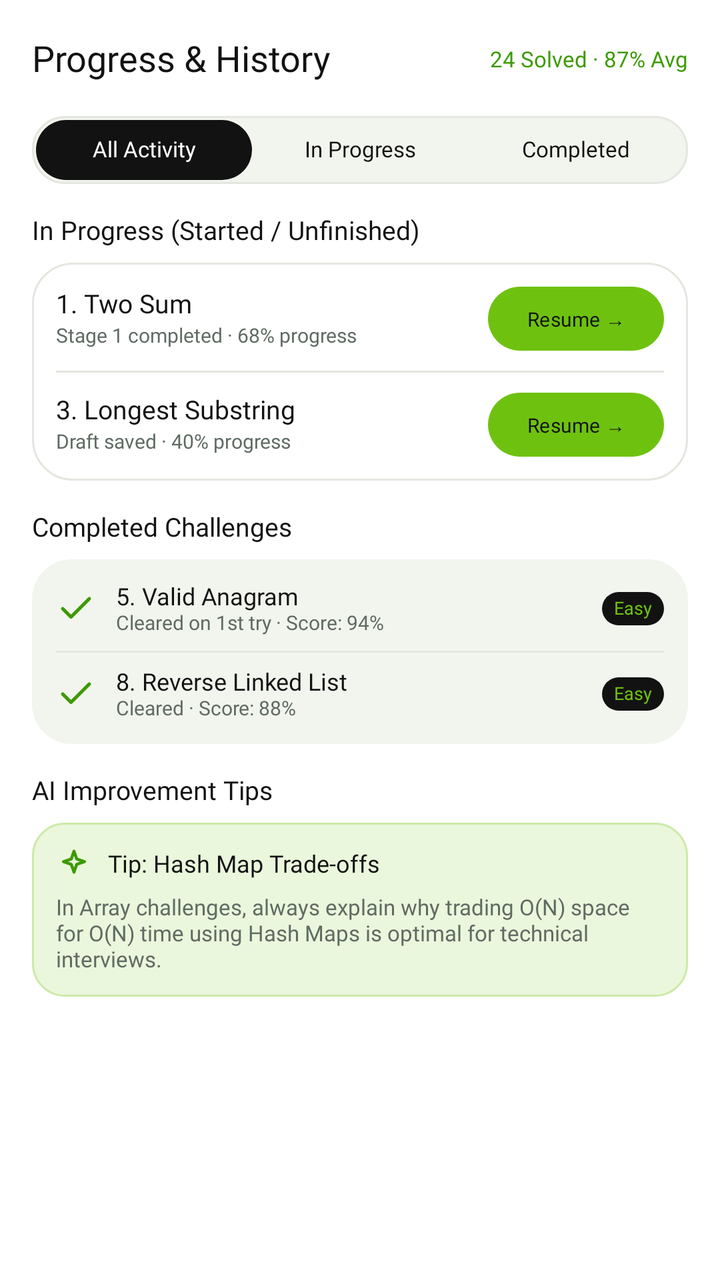
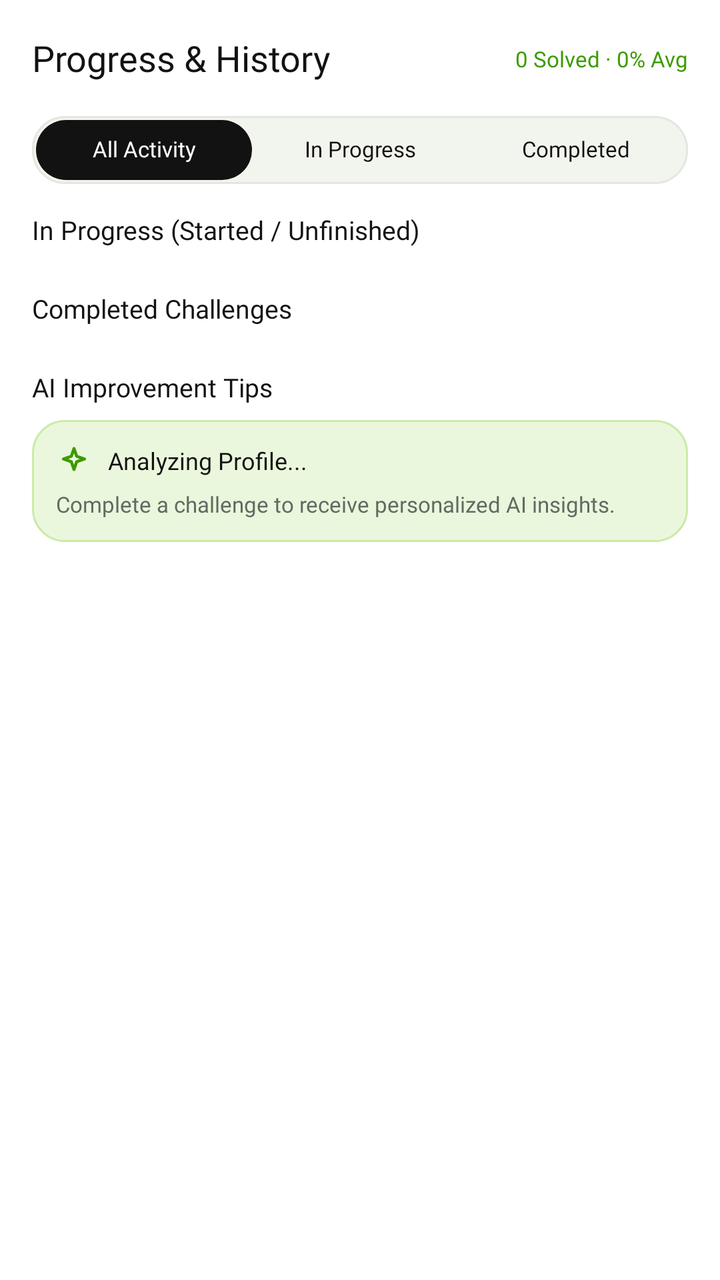

An Android layout rendered at two revisions. The XML below is the earlier revision; the diff shows what the commit changed to produce the second picture.
<!-- AndroidManifest.xml: application theme Theme.CodeBridge -->
<!-- res/layout/fragment_progress.xml -->
<androidx.core.widget.NestedScrollView xmlns:android="http://schemas.android.com/apk/res/android"
    xmlns:app="http://schemas.android.com/apk/res-auto"
    android:layout_width="match_parent"
    android:layout_height="match_parent"
    android:background="@color/cb_bg"
    android:fillViewport="true"
    android:overScrollMode="never">

    <LinearLayout
        android:layout_width="match_parent"
        android:layout_height="wrap_content"
        android:orientation="vertical"
        android:paddingStart="16dp"
        android:paddingTop="12dp"
        android:paddingEnd="16dp"
        android:paddingBottom="24dp">

        
        <FrameLayout
            android:layout_width="match_parent"
            android:layout_height="36dp">

            <TextView
                style="@style/CbText.Title"
                android:layout_width="wrap_content"
                android:layout_height="wrap_content"
                android:layout_gravity="start|center_vertical"
                android:text="Progress &amp; History"
                android:textSize="18sp" />

            <TextView
                android:id="@+id/tvSummary"
                style="@style/CbText.Caption"
                android:layout_width="wrap_content"
                android:layout_height="wrap_content"
                android:layout_gravity="end|center_vertical"
                android:text="24 Solved · 87% Avg"
                android:textColor="@color/cb_green_dark" />
        </FrameLayout>

        
        <LinearLayout
            android:layout_width="match_parent"
            android:layout_height="34dp"
            android:layout_marginTop="10dp"
            android:background="@drawable/bg_chip"
            android:orientation="horizontal"
            android:padding="2dp">

            <TextView
                android:id="@+id/tabAll"
                style="@style/CbText.Strong"
                android:layout_width="0dp"
                android:layout_height="match_parent"
                android:layout_weight="1"
                android:background="@drawable/bg_chip_selected"
                android:gravity="center"
                android:text="All Activity"
                android:textColor="@color/cb_bg"
                android:textSize="11sp" />

            <TextView
                android:id="@+id/tabInProgress"
                style="@style/CbText.Strong"
                android:layout_width="0dp"
                android:layout_height="match_parent"
                android:layout_weight="1"
                android:gravity="center"
                android:text="In Progress"
                android:textColor="@color/cb_ink"
                android:textSize="11sp" />

            <TextView
                android:id="@+id/tabCompleted"
                style="@style/CbText.Strong"
                android:layout_width="0dp"
                android:layout_height="match_parent"
                android:layout_weight="1"
                android:gravity="center"
                android:text="Completed"
                android:textColor="@color/cb_ink"
                android:textSize="11sp" />
        </LinearLayout>

        
        <TextView
            style="@style/CbText.Section"
            android:layout_width="wrap_content"
            android:layout_height="wrap_content"
            android:layout_marginTop="16dp"
            android:text="In Progress (Started / Unfinished)"
            android:textSize="13sp" />

        <LinearLayout
            android:layout_width="match_parent"
            android:layout_height="wrap_content"
            android:layout_marginTop="8dp"
            android:background="@drawable/bg_card_outline"
            android:orientation="vertical"
            android:padding="12dp">

            <LinearLayout
                android:layout_width="match_parent"
                android:layout_height="wrap_content"
                android:gravity="center_vertical"
                android:orientation="horizontal">

                <LinearLayout
                    android:layout_width="0dp"
                    android:layout_height="wrap_content"
                    android:layout_weight="1"
                    android:orientation="vertical">

                    <TextView
                        style="@style/CbText.Strong"
                        android:layout_width="wrap_content"
                        android:layout_height="wrap_content"
                        android:text="1. Two Sum"
                        android:textSize="13sp" />

                    <TextView
                        style="@style/CbText.Caption"
                        android:layout_width="wrap_content"
                        android:layout_height="wrap_content"
                        android:layout_marginTop="2dp"
                        android:text="Stage 1 completed · 68% progress"
                        android:textSize="10sp" />
                </LinearLayout>

                <com.google.android.material.button.MaterialButton
                    android:id="@+id/btnResume1"
                    style="@style/CbButton.Green.Small"
                    android:layout_width="wrap_content"
                    android:layout_height="32dp"
                    android:text="Resume →"
                    android:textSize="10sp" />
            </LinearLayout>

            <View
                android:layout_width="match_parent"
                android:layout_height="1dp"
                android:layout_marginVertical="10dp"
                android:background="@color/cb_line" />

            <LinearLayout
                android:layout_width="match_parent"
                android:layout_height="wrap_content"
                android:gravity="center_vertical"
                android:orientation="horizontal">

                <LinearLayout
                    android:layout_width="0dp"
                    android:layout_height="wrap_content"
                    android:layout_weight="1"
                    android:orientation="vertical">

                    <TextView
                        style="@style/CbText.Strong"
                        android:layout_width="wrap_content"
                        android:layout_height="wrap_content"
                        android:text="3. Longest Substring"
                        android:textSize="13sp" />

                    <TextView
                        style="@style/CbText.Caption"
                        android:layout_width="wrap_content"
                        android:layout_height="wrap_content"
                        android:layout_marginTop="2dp"
                        android:text="Draft saved · 40% progress"
                        android:textSize="10sp" />
                </LinearLayout>

                <com.google.android.material.button.MaterialButton
                    android:id="@+id/btnResume2"
                    style="@style/CbButton.Green.Small"
                    android:layout_width="wrap_content"
                    android:layout_height="32dp"
                    android:text="Resume →"
                    android:textSize="10sp" />
            </LinearLayout>
        </LinearLayout>

        
        <TextView
            style="@style/CbText.Section"
            android:layout_width="wrap_content"
            android:layout_height="wrap_content"
            android:layout_marginTop="16dp"
            android:text="Completed Challenges"
            android:textSize="13sp" />

        <LinearLayout
            android:layout_width="match_parent"
            android:layout_height="wrap_content"
            android:layout_marginTop="8dp"
            android:background="@drawable/bg_card"
            android:orientation="vertical"
            android:padding="12dp">

            <LinearLayout
                android:layout_width="match_parent"
                android:layout_height="wrap_content"
                android:gravity="center_vertical"
                android:orientation="horizontal">

                <ImageView
                    android:layout_width="20dp"
                    android:layout_height="20dp"
                    android:importantForAccessibility="no"
                    android:src="@drawable/ic_cb_check"
                    app:tint="@color/cb_green_dark" />

                <LinearLayout
                    android:layout_width="0dp"
                    android:layout_height="wrap_content"
                    android:layout_marginStart="10dp"
                    android:layout_weight="1"
                    android:orientation="vertical">

                    <TextView
                        style="@style/CbText.Strong"
                        android:layout_width="wrap_content"
                        android:layout_height="wrap_content"
                        android:text="5. Valid Anagram"
                        android:textSize="12sp" />

                    <TextView
                        style="@style/CbText.Caption"
                        android:layout_width="wrap_content"
                        android:layout_height="wrap_content"
                        android:text="Cleared on 1st try · Score: 94%"
                        android:textSize="10sp" />
                </LinearLayout>

                <TextView
                    style="@style/CbText.Caption"
                    android:layout_width="wrap_content"
                    android:layout_height="wrap_content"
                    android:background="@drawable/bg_tag_dark"
                    android:paddingHorizontal="6dp"
                    android:paddingVertical="3dp"
                    android:text="Easy"
                    android:textColor="@color/cb_green"
                    android:textSize="9sp" />
            </LinearLayout>

            <View
                android:layout_width="match_parent"
                android:layout_height="1dp"
                android:layout_marginVertical="8dp"
                android:background="@color/cb_line" />

            <LinearLayout
                android:layout_width="match_parent"
                android:layout_height="wrap_content"
                android:gravity="center_vertical"
                android:orientation="horizontal">

                <ImageView
                    android:layout_width="20dp"
                    android:layout_height="20dp"
                    android:importantForAccessibility="no"
                    android:src="@drawable/ic_cb_check"
                    app:tint="@color/cb_green_dark" />

                <LinearLayout
                    android:layout_width="0dp"
                    android:layout_height="wrap_content"
                    android:layout_marginStart="10dp"
                    android:layout_weight="1"
                    android:orientation="vertical">

                    <TextView
                        style="@style/CbText.Strong"
                        android:layout_width="wrap_content"
                        android:layout_height="wrap_content"
                        android:text="8. Reverse Linked List"
                        android:textSize="12sp" />

                    <TextView
                        style="@style/CbText.Caption"
                        android:layout_width="wrap_content"
                        android:layout_height="wrap_content"
                        android:text="Cleared · Score: 88%"
                        android:textSize="10sp" />
                </LinearLayout>

                <TextView
                    style="@style/CbText.Caption"
                    android:layout_width="wrap_content"
                    android:layout_height="wrap_content"
                    android:background="@drawable/bg_tag_dark"
                    android:paddingHorizontal="6dp"
                    android:paddingVertical="3dp"
                    android:text="Easy"
                    android:textColor="@color/cb_green"
                    android:textSize="9sp" />
            </LinearLayout>
        </LinearLayout>

        
        <TextView
            style="@style/CbText.Section"
            android:layout_width="wrap_content"
            android:layout_height="wrap_content"
            android:layout_marginTop="16dp"
            android:text="AI Improvement Tips"
            android:textSize="13sp" />

        <LinearLayout
            android:layout_width="match_parent"
            android:layout_height="wrap_content"
            android:layout_marginTop="8dp"
            android:background="@drawable/bg_ai_hint"
            android:orientation="vertical"
            android:padding="12dp">

            <LinearLayout
                android:layout_width="match_parent"
                android:layout_height="wrap_content"
                android:gravity="center_vertical"
                android:orientation="horizontal">

                <ImageView
                    android:layout_width="18dp"
                    android:layout_height="18dp"
                    android:importantForAccessibility="no"
                    android:src="@drawable/ic_cb_spark"
                    app:tint="@color/cb_green_dark" />

                <TextView
                    style="@style/CbText.Strong"
                    android:layout_width="wrap_content"
                    android:layout_height="wrap_content"
                    android:layout_marginStart="8dp"
                    android:text="Tip: Hash Map Trade-offs"
                    android:textSize="12sp" />
            </LinearLayout>

            <TextView
                style="@style/CbText.Body"
                android:layout_width="wrap_content"
                android:layout_height="wrap_content"
                android:layout_marginTop="6dp"
                android:text="In Array challenges, always explain why trading O(N) space for O(N) time using Hash Maps is optimal for technical interviews."
                android:textSize="11sp" />
        </LinearLayout>
    </LinearLayout>
</androidx.core.widget.NestedScrollView>
<!-- resources referenced by this layout -->
<resources>
  <color name="cb_bg">#FFFFFF</color>
  <color name="cb_green">#6EC20F</color>
  <color name="cb_green_dark">#3D9A00</color>
  <color name="cb_ink">#121212</color>
  <color name="cb_line">#E4E7DF</color>
  <!-- drawable bg_ai_hint (drawable) -->
  <?xml version="1.0" encoding="utf-8"?>
  <shape xmlns:android="http://schemas.android.com/apk/res/android" android:shape="rectangle">
    <solid android:color="@color/cb_green_tint"/>
    <stroke android:width="1dp" android:color="@color/cb_green_line"/>
    <corners android:radius="16dp"/>
  </shape>
  <!-- drawable bg_card (drawable) -->
  <?xml version="1.0" encoding="utf-8"?>
  <shape xmlns:android="http://schemas.android.com/apk/res/android" android:shape="rectangle">
    <solid android:color="@color/cb_card"/>
    <corners android:radius="20dp"/>
  </shape>
  <!-- drawable bg_card_outline (drawable) -->
  <?xml version="1.0" encoding="utf-8"?>
  <shape xmlns:android="http://schemas.android.com/apk/res/android" android:shape="rectangle">
    <solid android:color="@color/cb_bg"/>
    <stroke android:width="1dp" android:color="@color/cb_line"/>
    <corners android:radius="20dp"/>
  </shape>
  <!-- drawable bg_chip (drawable) -->
  <?xml version="1.0" encoding="utf-8"?>
  <shape xmlns:android="http://schemas.android.com/apk/res/android" android:shape="rectangle">
    <solid android:color="@color/cb_card"/>
    <stroke android:width="1dp" android:color="@color/cb_line"/>
    <corners android:radius="16dp"/>
  </shape>
  <!-- drawable bg_chip_selected (drawable) -->
  <?xml version="1.0" encoding="utf-8"?>
  <shape xmlns:android="http://schemas.android.com/apk/res/android" android:shape="rectangle">
    <solid android:color="@color/cb_ink"/>
    <corners android:radius="16dp"/>
  </shape>
  <!-- drawable bg_tag_dark (drawable) -->
  <?xml version="1.0" encoding="utf-8"?>
  <shape xmlns:android="http://schemas.android.com/apk/res/android" android:shape="rectangle">
    <solid android:color="@color/cb_ink"/>
    <corners android:radius="10dp"/>
  </shape>
  <!-- drawable ic_cb_check (drawable) -->
  <?xml version="1.0" encoding="utf-8"?>
  <vector xmlns:android="http://schemas.android.com/apk/res/android"
      android:width="24dp" android:height="24dp" android:viewportWidth="24" android:viewportHeight="24">
      <path android:pathData="M20 6L9 17l-5-5" android:strokeColor="#FF121212" android:strokeWidth="2" android:strokeLineCap="round" android:strokeLineJoin="round"/>
  </vector>
  <style name="CbButton.Green.Small">
          <item name="android:minHeight">36dp</item>
          <item name="android:textSize">12sp</item>
          <item name="cornerRadius">18dp</item>
          <item name="android:paddingStart">12dp</item>
          <item name="android:paddingEnd">12dp</item>
      </style>
  <style name="CbText.Body">
          <item name="android:textSize">13sp</item>
          <item name="android:textColor">@color/cb_text_secondary</item>
      </style>
  <style name="CbText.Caption">
          <item name="android:textSize">11sp</item>
          <item name="android:textColor">@color/cb_text_secondary</item>
      </style>
  <style name="CbText.Section">
          <item name="android:textSize">15sp</item>
          <item name="android:fontFamily">@font/nunito_extrabold</item>
      </style>
  <style name="CbText.Strong">
          <item name="android:textSize">13sp</item>
          <item name="android:fontFamily">@font/nunito_bold</item>
      </style>
  <style name="CbText.Title">
          <item name="android:textSize">18sp</item>
          <item name="android:fontFamily">@font/nunito_extrabold</item>
      </style>
  <color name="cb_green_tint">#EAF7DC</color>
  <color name="cb_green_line">#CBEAA8</color>
  <color name="cb_card">#F2F4EE</color>
  <color name="cb_text_secondary">#5F6B63</color>
  <!-- unchanged entries left out for length: 2 -->
</resources>

<!-- the commit's change to res/layout/fragment_progress.xml (unified diff, before → after) -->
@@ -34,7 +34,7 @@
                 android:layout_width="wrap_content"
                 android:layout_height="wrap_content"
                 android:layout_gravity="end|center_vertical"
-                android:text="24 Solved · 87% Avg"
+                android:text="0 Solved · 0% Avg"
                 android:textColor="@color/cb_green_dark" />
         </FrameLayout>
 
@@ -84,6 +84,7 @@
 
         
         <TextView
+            android:id="@+id/tvInProgressTitle"
             style="@style/CbText.Section"
             android:layout_width="wrap_content"
             android:layout_height="wrap_content"
@@ -91,97 +92,17 @@
             android:text="In Progress (Started / Unfinished)"
             android:textSize="13sp" />
 
+        
         <LinearLayout
+            android:id="@+id/llInProgressContainer"
             android:layout_width="match_parent"
             android:layout_height="wrap_content"
             android:layout_marginTop="8dp"
-            android:background="@drawable/bg_card_outline"
-            android:orientation="vertical"
-            android:padding="12dp">
-
-            <LinearLayout
-                android:layout_width="match_parent"
-                android:layout_height="wrap_content"
-                android:gravity="center_vertical"
-                android:orientation="horizontal">
-
-                <LinearLayout
-                    android:layout_width="0dp"
-                    android:layout_height="wrap_content"
-                    android:layout_weight="1"
-                    android:orientation="vertical">
-
-                    <TextView
-                        style="@style/CbText.Strong"
-                        android:layout_width="wrap_content"
-                        android:layout_height="wrap_content"
-                        android:text="1. Two Sum"
-                        android:textSize="13sp" />
-
-                    <TextView
-                        style="@style/CbText.Caption"
-                        android:layout_width="wrap_content"
-                        android:layout_height="wrap_content"
-                        android:layout_marginTop="2dp"
-                        android:text="Stage 1 completed · 68% progress"
-                        android:textSize="10sp" />
-                </LinearLayout>
-
-                <com.google.android.material.button.MaterialButton
-                    android:id="@+id/btnResume1"
-                    style="@style/CbButton.Green.Small"
-                    android:layout_width="wrap_content"
-                    android:layout_height="32dp"
-                    android:text="Resume →"
-                    android:textSize="10sp" />
-            </LinearLayout>
-
-            <View
-                android:layout_width="match_parent"
-                android:layout_height="1dp"
-                android:layout_marginVertical="10dp"
-                android:background="@color/cb_line" />
-
-            <LinearLayout
-                android:layout_width="match_parent"
-                android:layout_height="wrap_content"
-                android:gravity="center_vertical"
-                android:orientation="horizontal">
-
-                <LinearLayout
-                    android:layout_width="0dp"
-                    android:layout_height="wrap_content"
-                    android:layout_weight="1"
-                    android:orientation="vertical">
-
-                    <TextView
-                        style="@style/CbText.Strong"
-                        android:layout_width="wrap_content"
-                        android:layout_height="wrap_content"
-                        android:text="3. Longest Substring"
-                        android:textSize="13sp" />
-
-                    <TextView
-                        style="@style/CbText.Caption"
-                        android:layout_width="wrap_content"
-                        android:layout_height="wrap_content"
-                        android:layout_marginTop="2dp"
-                        android:text="Draft saved · 40% progress"
-                        android:textSize="10sp" />
-                </LinearLayout>
-
-                <com.google.android.material.button.MaterialButton
-                    android:id="@+id/btnResume2"
-                    style="@style/CbButton.Green.Small"
-                    android:layout_width="wrap_content"
-                    android:layout_height="32dp"
-                    android:text="Resume →"
-                    android:textSize="10sp" />
-            </LinearLayout>
-        </LinearLayout>
+            android:orientation="vertical" />
 
         
         <TextView
+            android:id="@+id/tvCompletedTitle"
             style="@style/CbText.Section"
             android:layout_width="wrap_content"
             android:layout_height="wrap_content"
@@ -189,114 +110,13 @@
             android:text="Completed Challenges"
             android:textSize="13sp" />
 
+        
         <LinearLayout
+            android:id="@+id/llCompletedContainer"
             android:layout_width="match_parent"
             android:layout_height="wrap_content"
             android:layout_marginTop="8dp"
-            android:background="@drawable/bg_card"
-            android:orientation="vertical"
-            android:padding="12dp">
-
-            <LinearLayout
-                android:layout_width="match_parent"
-                android:layout_height="wrap_content"
-                android:gravity="center_vertical"
-                android:orientation="horizontal">
-
-                <ImageView
-                    android:layout_width="20dp"
-                    android:layout_height="20dp"
-                    android:importantForAccessibility="no"
-                    android:src="@drawable/ic_cb_check"
-                    app:tint="@color/cb_green_dark" />
-
-                <LinearLayout
-                    android:layout_width="0dp"
-                    android:layout_height="wrap_content"
-                    android:layout_marginStart="10dp"
-                    android:layout_weight="1"
-                    android:orientation="vertical">
-
-                    <TextView
-                        style="@style/CbText.Strong"
-                        android:layout_width="wrap_content"
-                        android:layout_height="wrap_content"
-                        android:text="5. Valid Anagram"
-                        android:textSize="12sp" />
-
-                    <TextView
-                        style="@style/CbText.Caption"
-                        android:layout_width="wrap_content"
-                        android:layout_height="wrap_content"
-                        android:text="Cleared on 1st try · Score: 94%"
-                        android:textSize="10sp" />
-                </LinearLayout>
-
-                <TextView
-                    style="@style/CbText.Caption"
-                    android:layout_width="wrap_content"
-                    android:layout_height="wrap_content"
-                    android:background="@drawable/bg_tag_dark"
-                    android:paddingHorizontal="6dp"
-                    android:paddingVertical="3dp"
-                    android:text="Easy"
-                    android:textColor="@color/cb_green"
-                    android:textSize="9sp" />
-            </LinearLayout>
-
-            <View
-                android:layout_width="match_parent"
-                android:layout_height="1dp"
-                android:layout_marginVertical="8dp"
-                android:background="@color/cb_line" />
-
-            <LinearLayout
-                android:layout_width="match_parent"
-                android:layout_height="wrap_content"
-                android:gravity="center_vertical"
-                android:orientation="horizontal">
-
-                <ImageView
-                    android:layout_width="20dp"
-                    android:layout_height="20dp"
-                    android:importantForAccessibility="no"
-                    android:src="@drawable/ic_cb_check"
-                    app:tint="@color/cb_green_dark" />
-
-                <LinearLayout
-                    android:layout_width="0dp"
-                    android:layout_height="wrap_content"
-                    android:layout_marginStart="10dp"
-                    android:layout_weight="1"
-                    android:orientation="vertical">
-
-                    <TextView
-                        style="@style/CbText.Strong"
-                        android:layout_width="wrap_content"
-                        android:layout_height="wrap_content"
-                        android:text="8. Reverse Linked List"
-                        android:textSize="12sp" />
-
-                    <TextView
-                        style="@style/CbText.Caption"
-                        android:layout_width="wrap_content"
-                        android:layout_height="wrap_content"
-                        android:text="Cleared · Score: 88%"
-                        android:textSize="10sp" />
-                </LinearLayout>
-
-                <TextView
-                    style="@style/CbText.Caption"
-                    android:layout_width="wrap_content"
-                    android:layout_height="wrap_content"
-                    android:background="@drawable/bg_tag_dark"
-                    android:paddingHorizontal="6dp"
-                    android:paddingVertical="3dp"
-                    android:text="Easy"
-                    android:textColor="@color/cb_green"
-                    android:textSize="9sp" />
-            </LinearLayout>
-        </LinearLayout>
+            android:orientation="vertical" />
 
         
         <TextView
@@ -329,20 +149,22 @@
                     app:tint="@color/cb_green_dark" />
 
                 <TextView
+                    android:id="@+id/tvAiTipTitle"
                     style="@style/CbText.Strong"
                     android:layout_width="wrap_content"
                     android:layout_height="wrap_content"
                     android:layout_marginStart="8dp"
-                    android:text="Tip: Hash Map Trade-offs"
+                    android:text="Analyzing Profile..."
                     android:textSize="12sp" />
             </LinearLayout>
 
             <TextView
+                android:id="@+id/tvAiTipBody"
                 style="@style/CbText.Body"
                 android:layout_width="wrap_content"
                 android:layout_height="wrap_content"
                 android:layout_marginTop="6dp"
-                android:text="In Array challenges, always explain why trading O(N) space for O(N) time using Hash Maps is optimal for technical interviews."
+                android:text="Complete a challenge to receive personalized AI insights."
                 android:textSize="11sp" />
         </LinearLayout>
     </LinearLayout>
<!-- resource entries referenced after the edit -->
@@ -12,19 +12,6 @@
     <stroke android:width="1dp" android:color="@color/cb_green_line"/>
     <corners android:radius="16dp"/>
   </shape>
-  <!-- drawable bg_card (drawable) -->
-  <?xml version="1.0" encoding="utf-8"?>
-  <shape xmlns:android="http://schemas.android.com/apk/res/android" android:shape="rectangle">
-    <solid android:color="@color/cb_card"/>
-    <corners android:radius="20dp"/>
-  </shape>
-  <!-- drawable bg_card_outline (drawable) -->
-  <?xml version="1.0" encoding="utf-8"?>
-  <shape xmlns:android="http://schemas.android.com/apk/res/android" android:shape="rectangle">
-    <solid android:color="@color/cb_bg"/>
-    <stroke android:width="1dp" android:color="@color/cb_line"/>
-    <corners android:radius="20dp"/>
-  </shape>
   <!-- drawable bg_chip (drawable) -->
   <?xml version="1.0" encoding="utf-8"?>
   <shape xmlns:android="http://schemas.android.com/apk/res/android" android:shape="rectangle">
@@ -38,25 +25,6 @@
     <solid android:color="@color/cb_ink"/>
     <corners android:radius="16dp"/>
   </shape>
-  <!-- drawable bg_tag_dark (drawable) -->
-  <?xml version="1.0" encoding="utf-8"?>
-  <shape xmlns:android="http://schemas.android.com/apk/res/android" android:shape="rectangle">
-    <solid android:color="@color/cb_ink"/>
-    <corners android:radius="10dp"/>
-  </shape>
-  <!-- drawable ic_cb_check (drawable) -->
-  <?xml version="1.0" encoding="utf-8"?>
-  <vector xmlns:android="http://schemas.android.com/apk/res/android"
-      android:width="24dp" android:height="24dp" android:viewportWidth="24" android:viewportHeight="24">
-      <path android:pathData="M20 6L9 17l-5-5" android:strokeColor="#FF121212" android:strokeWidth="2" android:strokeLineCap="round" android:strokeLineJoin="round"/>
-  </vector>
-  <style name="CbButton.Green.Small">
-          <item name="android:minHeight">36dp</item>
-          <item name="android:textSize">12sp</item>
-          <item name="cornerRadius">18dp</item>
-          <item name="android:paddingStart">12dp</item>
-          <item name="android:paddingEnd">12dp</item>
-      </style>
   <style name="CbText.Body">
           <item name="android:textSize">13sp</item>
           <item name="android:textColor">@color/cb_text_secondary</item>
